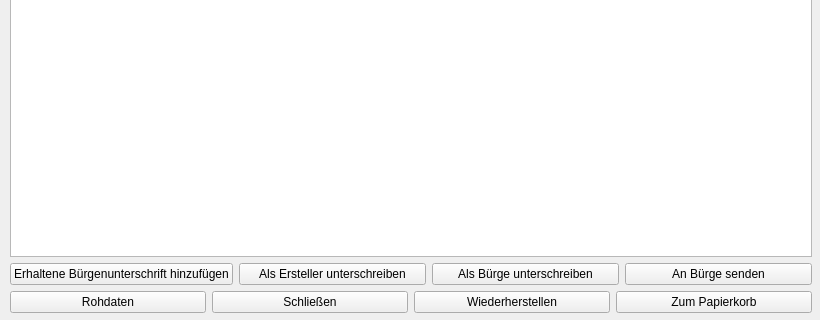
Before: the Qt Designer form src/gui/qt/ui_components/form_show_voucher.ui in minutogit/eMinuto-Desktop-Prototype, drawn with Qt 5; both pictures show x 0 to 820 and y 431 to 751 of the 820 by 751 pixel window.
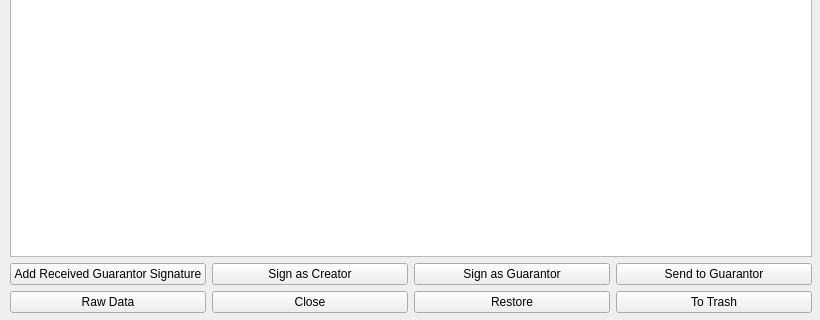
After: the same form once the commit is applied.

```diff
--- a/src/gui/qt/ui_components/form_show_voucher.ui
+++ b/src/gui/qt/ui_components/form_show_voucher.ui
@@ -62,28 +62,28 @@
       <item>
        <widget class="QPushButton" name="pushButtonAddGuarantorSignature">
         <property name="text">
-         <string>Erhaltene Bürgenunterschrift hinzufügen</string>
+         <string>Add Received Guarantor Signature</string>
         </property>
        </widget>
       </item>
       <item>
        <widget class="QPushButton" name="pushButtonSignAsCreator">
         <property name="text">
-         <string>Als Ersteller unterschreiben</string>
+         <string>Sign as Creator</string>
         </property>
        </widget>
       </item>
       <item>
        <widget class="QPushButton" name="pushButtonSignAsGuarantor">
         <property name="text">
-         <string>Als Bürge unterschreiben</string>
+         <string>Sign as Guarantor</string>
         </property>
        </widget>
       </item>
       <item>
        <widget class="QPushButton" name="pushButtonSendToGuarantor">
         <property name="text">
-         <string>An Bürge senden</string>
+         <string>Send to Guarantor</string>
         </property>
        </widget>
       </item>
@@ -94,28 +94,28 @@
       <item>
        <widget class="QPushButton" name="pushButtonRawData">
         <property name="text">
-         <string>Rohdaten</string>
+         <string>Raw Data</string>
         </property>
        </widget>
       </item>
       <item>
        <widget class="QPushButton" name="pushButtonClose">
         <property name="text">
-         <string>Schließen</string>
+         <string>Close</string>
         </property>
        </widget>
       </item>
       <item>
        <widget class="QPushButton" name="pushButtonRecover">
         <property name="text">
-         <string>Wiederherstellen</string>
+         <string>Restore</string>
         </property>
        </widget>
       </item>
       <item>
        <widget class="QPushButton" name="pushButtonTrash">
         <property name="text">
-         <string>Zum Papierkorb</string>
+         <string>To Trash</string>
         </property>
        </widget>
       </item>
```
Left out of the diff: 2 changed lines with no effect on the pictures.
